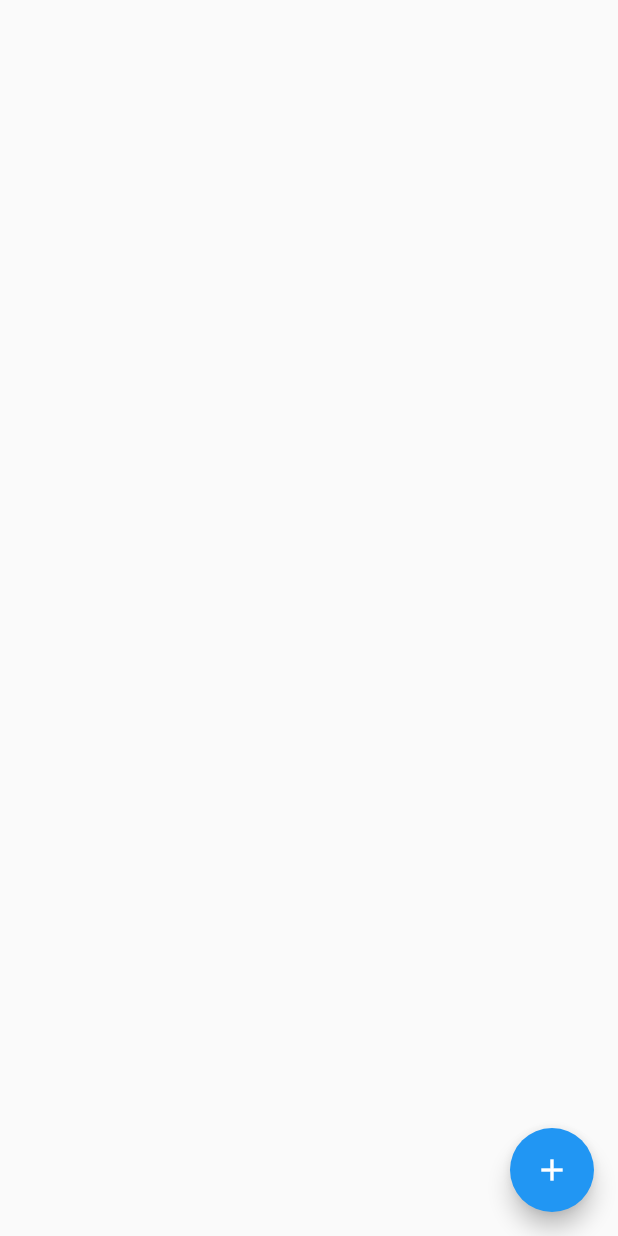
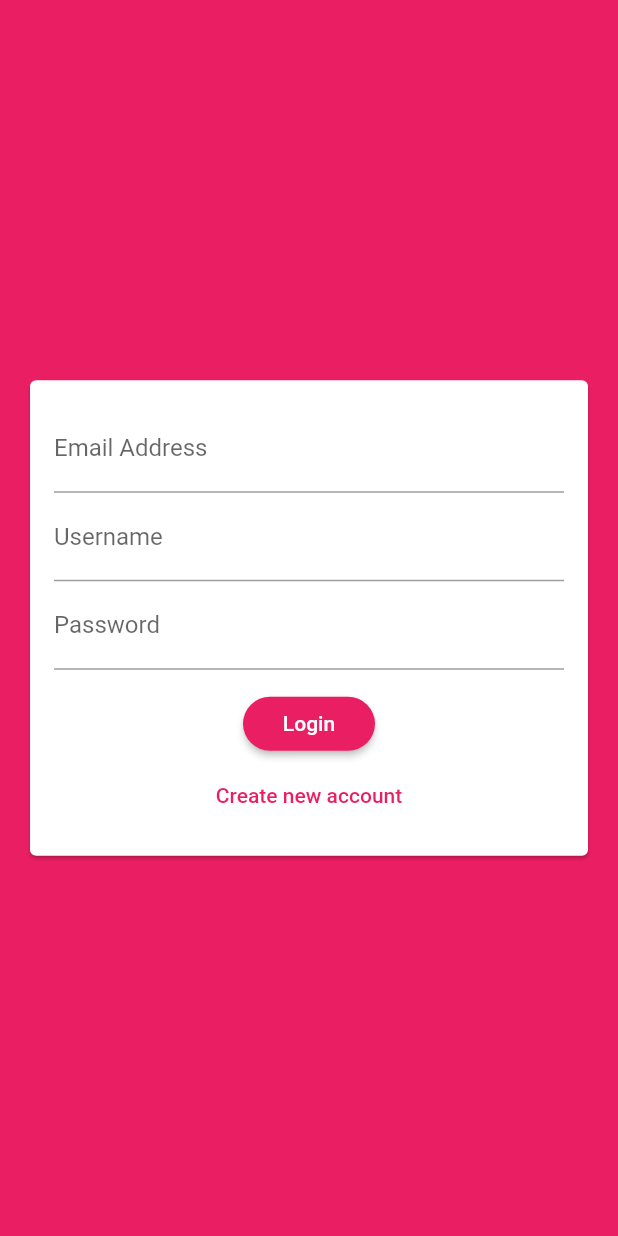
Before and after one commit to yuks0810/flutter_chat_app_sample, a Flutter app: the screen it shows after launch, on a phone screen of 412 x 824 dp. Run offline on Flutter 3.47's test engine with Material 2 defaults, Android fonts, the phone set to English and light mode, and no system bars; our stand-ins replace cloud_firestore, firebase_core; accounts and stored records are empty.

Commit message:
318. Adding an App Theme
- create login page

```diff
--- a/lib/main.dart
+++ b/lib/main.dart
@@ -1,5 +1,6 @@
-import 'package:chat_app/screens/chat_screen.dart';
 import 'package:flutter/material.dart';
+
+import './screens/auth_screen.dart';
 
 void main() => runApp(MyApp());
 
@@ -10,9 +11,18 @@ class MyApp extends StatelessWidget {
     return MaterialApp(
       title: 'Flutter Demo',
       theme: ThemeData(
-        primarySwatch: Colors.blue,
+        primarySwatch: Colors.pink,
+        backgroundColor: Colors.pink,
+        accentColor: Colors.deepPurple,
+        accentColorBrightness: Brightness.dark,
+        buttonTheme: ButtonTheme.of(context).copyWith(
+            buttonColor: Colors.pink,
+            textTheme: ButtonTextTheme.primary,
+            shape: RoundedRectangleBorder(
+              borderRadius: BorderRadius.circular(20),
+            )),
       ),
-      home: ChatScreen(),
+      home: AuthScreen(),
     );
   }
 }
--- /dev/null
+++ b/lib/screens/auth_screen.dart
@@ -0,0 +1,18 @@
+import 'package:flutter/material.dart';
+
+import '../widgets/auth/auth_form.dart';
+
+class AuthScreen extends StatefulWidget {
+  @override
+  _AuthScreenState createState() => _AuthScreenState();
+}
+
+class _AuthScreenState extends State<AuthScreen> {
+  @override
+  Widget build(BuildContext context) {
+    return Scaffold(
+      backgroundColor: Theme.of(context).primaryColor,
+      body: AuthForm(),
+    );
+  }
+}
--- /dev/null
+++ b/lib/widgets/auth/auth_form.dart
@@ -0,0 +1,51 @@
+import 'package:flutter/material.dart';
+
+class AuthForm extends StatefulWidget {
+  @override
+  _AuthFormState createState() => _AuthFormState();
+}
+
+class _AuthFormState extends State<AuthForm> {
+  @override
+  Widget build(BuildContext context) {
+    return Center(
+      child: Card(
+        margin: EdgeInsets.all(20),
+        child: SingleChildScrollView(
+            child: Padding(
+          padding: EdgeInsets.all(16),
+          child: Form(
+            child: Column(
+              mainAxisSize: MainAxisSize.min,
+              children: [
+                TextFormField(
+                  keyboardType: TextInputType.emailAddress,
+                  decoration: InputDecoration(
+                    labelText: 'Email Address',
+                  ),
+                ),
+                TextFormField(
+                  decoration: InputDecoration(labelText: 'Username'),
+                ),
+                TextFormField(
+                  decoration: InputDecoration(labelText: 'Password'),
+                  obscureText: true, // hide password on display
+                ),
+                SizedBox(height: 12),
+                RaisedButton(
+                  child: Text('Login'),
+                  onPressed: () {},
+                ),
+                FlatButton(
+                  textColor: Theme.of(context).primaryColor,
+                  onPressed: () {},
+                  child: Text('Create new account'),
+                )
+              ],
+            ),
+          ),
+        )),
+      ),
+    );
+  }
+}
```
